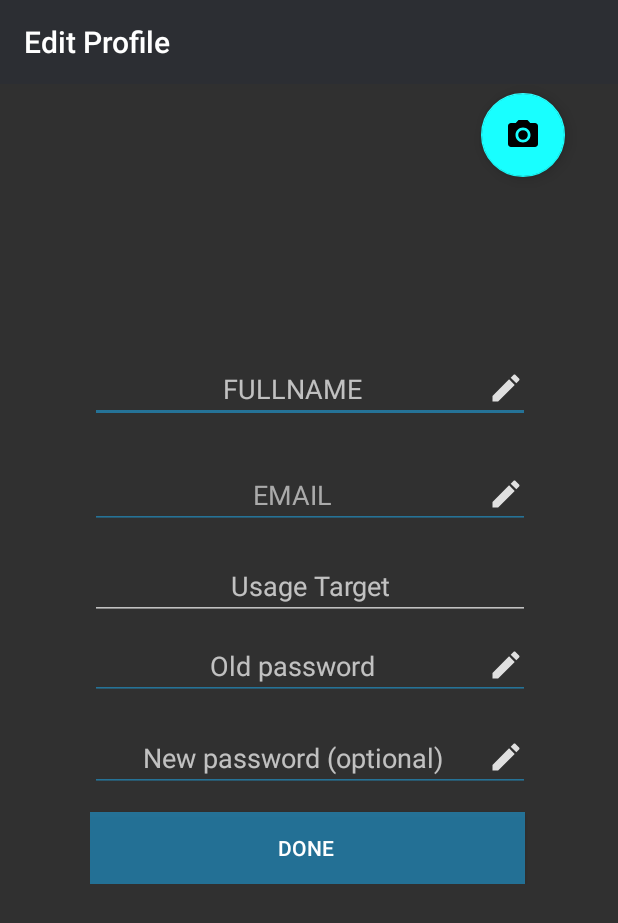
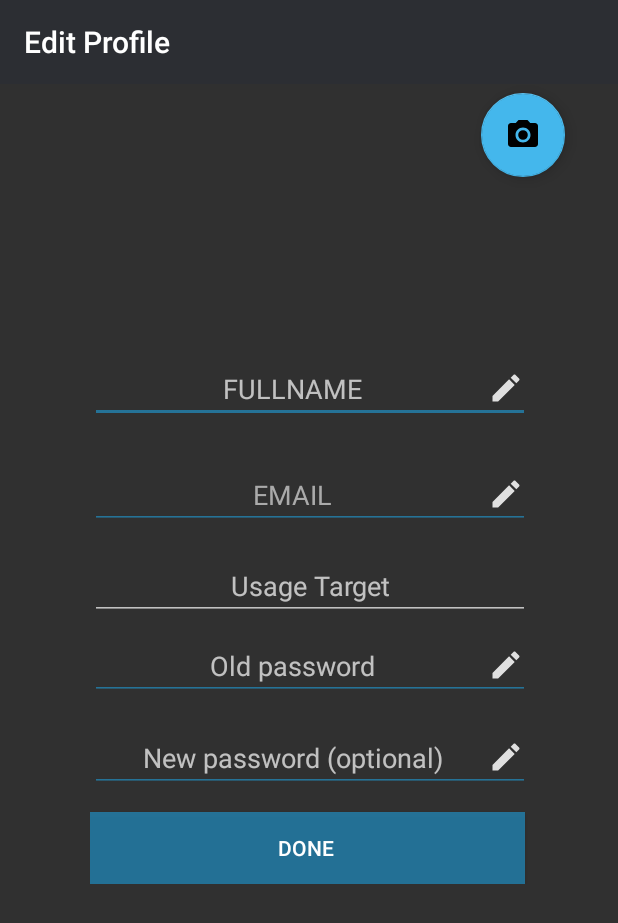
Before and after one commit to CodeineCentrix/Driplit, an Android app: the fragment EditProfileClass shown on its own in the app's theme, on a phone screen of 412 x 824 dp. Shown: the top 923 px of the screen. Run offline under Robolectric (Android 15) with nearby library versions, the phone set to English and light mode, and no system bars.

Commit message:
Merge remote-tracking branch 'origin/master'
# Conflicts:
#	app/src/main/java/com/example/s215131746/driplit/Login.java

```diff
--- a/app/src/main/res/layout/activity_edit_profile.xml
+++ b/app/src/main/res/layout/activity_edit_profile.xml
@@ -23,14 +23,16 @@
         android:layout_marginStart="8dp"
         android:layout_marginTop="8dp"
         android:clickable="true"
+        android:focusable="true"
+        android:onClick="onTakePicture"
+        app:backgroundTint="@color/colorPrimary"
         app:layout_constraintBottom_toBottomOf="parent"
         app:layout_constraintEnd_toEndOf="parent"
         app:layout_constraintHorizontal_bias="0.92"
         app:layout_constraintStart_toStartOf="parent"
         app:layout_constraintTop_toTopOf="parent"
         app:layout_constraintVertical_bias="0.072"
-        app:srcCompat="@drawable/ic_menu_camera"
-        android:onClick="onTakePicture"/>
+        app:srcCompat="@drawable/ic_menu_camera" />
 
     <LinearLayout
         android:id="@+id/linearLayout3"
@@ -86,7 +88,7 @@
             android:layout_width="match_parent"
             android:layout_height="wrap_content"
             android:ems="10"
-            android:hint="Usage Target"
+            android:hint="@string/usage_target"
             android:inputType="number"
             android:textAlignment="center" />
 
@@ -131,7 +133,7 @@
         <Button
             android:id="@+id/btnDone"
             android:layout_width="match_parent"
-            android:layout_height="wrap_content"
+            android:layout_height="0dp"
             android:layout_marginEnd="2dp"
             android:layout_marginRight="2dp"
             android:layout_marginTop="5dp"
--- a/app/src/main/res/menu/menu_tab_menu.xml
+++ b/app/src/main/res/menu/menu_tab_menu.xml
@@ -10,7 +10,7 @@
     <item
         android:id="@+id/action_edit_profile"
         android:orderInCategory="100"
-        android:title="Eidt profile"
+        android:title="@string/edit_profile"
         app:showAsAction="never" />
     <item
         android:id="@+id/action_snitch_board"
--- a/app/src/main/res/values/strings.xml
+++ b/app/src/main/res/values/strings.xml
@@ -203,5 +203,7 @@
     <string name="city">CITY</string>
     <string name="suburb">SUBURB</string>
     <string name="person_file_name">person.txt</string>
+    <string name="fixed">Fixed</string>
+    <string name="usage_target">Usage Target</string>
 
 </resources>
```
Also changed, not shown: app/src/main/res/layout/activity_reported_leaks.xml (+5 -4 lines).
